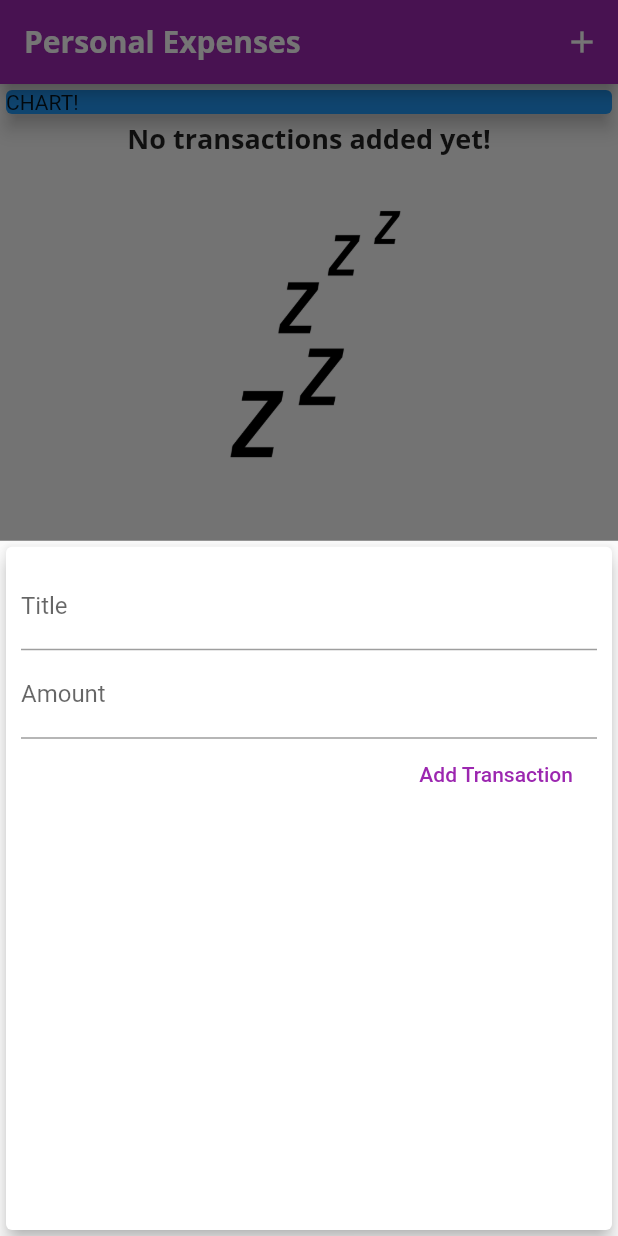
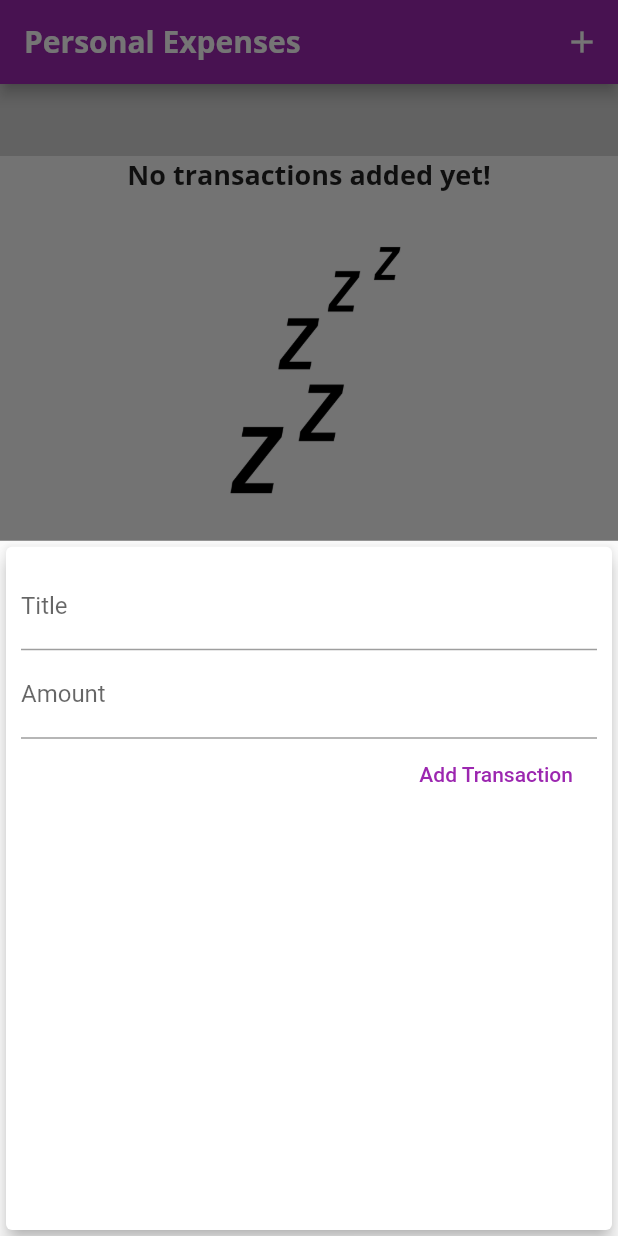
Before and after one commit to David1582/MaxFlutter, a Flutter app: the screen it shows after launch, after a tap on the "add" icon, on a phone screen of 412 x 824 dp. Run offline on Flutter 3.47's test engine with Material 2 defaults, Android fonts, the phone set to English and light mode, and no system bars; statements that could not run were skipped.

Commit message:
98 time 3:15 added date and chart funtionality

```diff
--- a/expenseapp/lib/main.dart
+++ b/expenseapp/lib/main.dart
@@ -1,7 +1,8 @@
-import 'package:expenseapp/widgets/transaction_list.dart';
+import 'package:flutter/material.dart';
+
+import './widgets/transaction_list.dart';
 import './widgets/new_transaction.dart';
-import 'package:flutter/material.dart';
-import './widgets/transaction_list.dart';
+import './widgets/chart.dart';
 import './models/transaction.dart';
 
 void main() => runApp(MyApp());
@@ -59,6 +60,14 @@ class _MyHomePageState extends State<MyHomePage> {
     // ),
   ];
 
+  List<Transaction> get _recentTransactions {
+    return _userTransactions.where((tx) {
+      return tx.date.isAfter(DateTime.now().subtract(
+        Duration(days: 7),
+      ));
+    });
+  }
+
   void _addNewTransaction(String txTitle, double txAmount) {
     final newTx = Transaction(
       title: txTitle,
@@ -102,14 +111,7 @@ class _MyHomePageState extends State<MyHomePage> {
           // mainAxisAlignment: MainAxisAlignment.start,
           crossAxisAlignment: CrossAxisAlignment.stretch,
           children: <Widget>[
-            Container(
-              width: double.infinity,
-              child: Card(
-                color: Colors.blue,
-                child: Text('CHART!'),
-                elevation: 5,
-              ),
-            ),
+            Chart(),
             TransactionList(_userTransactions),
           ],
         ),
```
Also changed, not shown: expenseapp/lib/widgets/chart.dart (+31 -2 lines).
